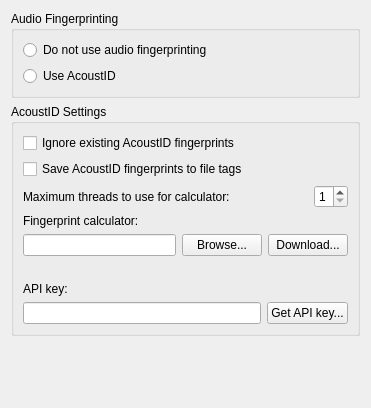
This is ui/options_fingerprinting.ui in metabrainz/picard as Qt 5 draws it before an edit. The edited form follows.
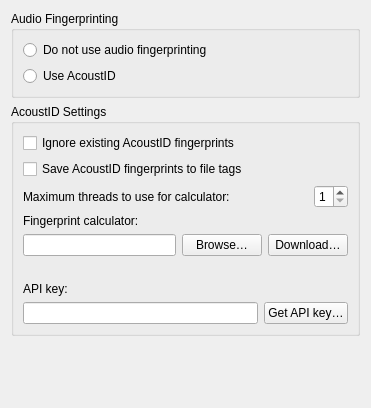
This is the edited form.

What changed in the file:
```diff
--- a/ui/options_fingerprinting.ui
+++ b/ui/options_fingerprinting.ui
@@ -115,14 +115,14 @@
         <item>
          <widget class="QPushButton" name="acoustid_fpcalc_browse">
           <property name="text">
-           <string>Browse...</string>
+           <string>Browse…</string>
           </property>
          </widget>
         </item>
         <item>
          <widget class="QPushButton" name="acoustid_fpcalc_download">
           <property name="text">
-           <string>Download...</string>
+           <string>Download…</string>
           </property>
          </widget>
         </item>
@@ -150,7 +150,7 @@
         <item>
          <widget class="QPushButton" name="acoustid_apikey_get">
           <property name="text">
-           <string>Get API key...</string>
+           <string>Get API key…</string>
           </property>
          </widget>
         </item>
```
